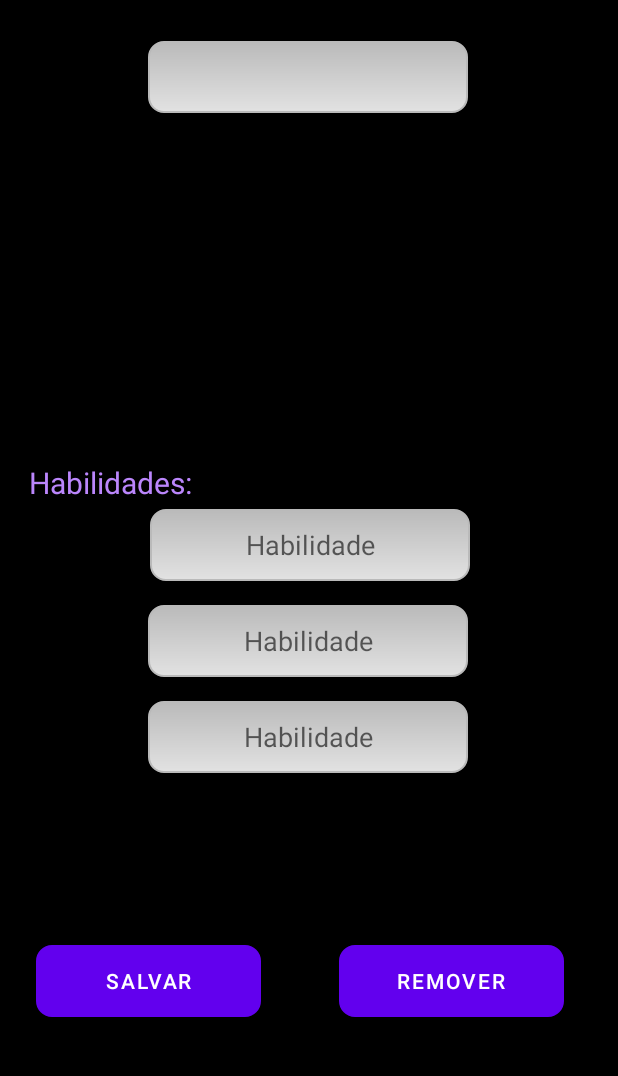
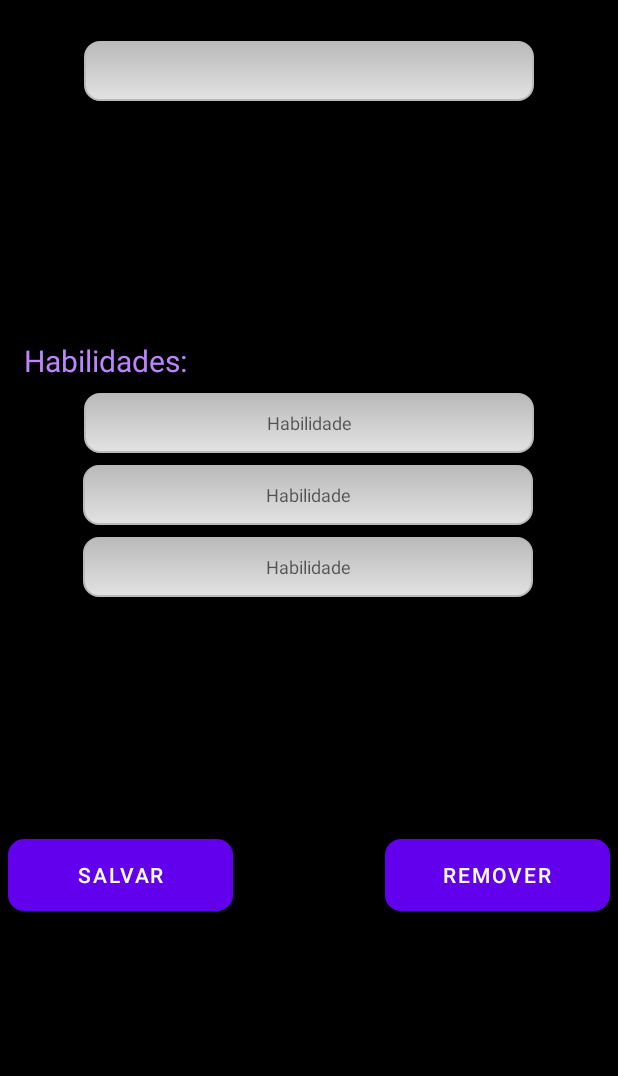
Before and after one commit to luisferraz/mutants_app, an Android app: the DetailActivity screen opened directly, with no data from a screen before it, on a phone screen of 412 x 824 dp, the part 84-1160 px from its top. Run offline under Robolectric (Android 15) with nearby library versions, the phone set to English and light mode, and no system bars; 5 statements that could not run were skipped.

Commit message:
layout fixing

```diff
--- a/app/src/main/res/layout/activity_dashboard.xml
+++ b/app/src/main/res/layout/activity_dashboard.xml
@@ -61,7 +61,7 @@
         android:layout_height="wrap_content"
         android:layout_marginStart="32dp"
         android:textColor="@color/white"
-        android:textSize="16sp"
+        android:textSize="12sp"
         app:layout_constraintBaseline_toBaselineOf="@+id/textView4"
         app:layout_constraintStart_toEndOf="@+id/textView4" />
 
--- a/app/src/main/res/layout/activity_detail.xml
+++ b/app/src/main/res/layout/activity_detail.xml
@@ -21,6 +21,7 @@
         android:layout_width="247dp"
         android:layout_height="119dp"
         android:layout_marginTop="4dp"
+        android:layout_marginBottom="8dp"
         android:background="@android:color/transparent"
         android:backgroundTint="@android:color/transparent"
         app:layout_constraintEnd_toEndOf="parent"
@@ -39,23 +40,25 @@
         android:textSize="20sp"
         app:layout_constraintBottom_toBottomOf="parent"
         app:layout_constraintEnd_toEndOf="parent"
-        app:layout_constraintHorizontal_bias="0.039"
+        app:layout_constraintHorizontal_bias="0.027"
         app:layout_constraintStart_toStartOf="parent"
-        app:layout_constraintTop_toTopOf="parent"
-        app:layout_constraintVertical_bias="0.416" />
+        app:layout_constraintTop_toBottomOf="@+id/imageViewDetalheFoto"
+        app:layout_constraintVertical_bias="0.065" />
 
     <EditText
         android:id="@+id/editTextDetalheHabilidade1"
         style="@style/FormComponents"
         android:layout_width="wrap_content"
-        android:layout_height="wrap_content"
-        android:layout_marginTop="4dp"
+        android:layout_height="40dp"
+        android:layout_marginTop="8dp"
+        android:width="300dp"
         android:ems="10"
         android:focusable="true"
         android:hint="Habilidade"
         android:inputType="textPersonName"
         android:minHeight="48dp"
         android:textAlignment="center"
+        android:textSize="12sp"
         app:layout_constraintEnd_toEndOf="parent"
         app:layout_constraintHorizontal_bias="0.504"
         app:layout_constraintStart_toStartOf="parent"
@@ -65,13 +68,15 @@
         android:id="@+id/editTextDetalheHabilidade2"
         style="@style/FormComponents"
         android:layout_width="wrap_content"
-        android:layout_height="wrap_content"
-        android:layout_marginTop="16dp"
+        android:layout_height="40dp"
+        android:layout_marginTop="8dp"
+        android:width="300dp"
         android:ems="10"
         android:hint="Habilidade"
         android:inputType="textPersonName"
         android:minHeight="48dp"
         android:textAlignment="center"
+        android:textSize="12sp"
         app:layout_constraintEnd_toEndOf="parent"
         app:layout_constraintHorizontal_bias="0.495"
         app:layout_constraintStart_toStartOf="parent"
@@ -81,13 +86,15 @@
         android:id="@+id/editTextDetalheHabilidade3"
         style="@style/FormComponents"
         android:layout_width="wrap_content"
-        android:layout_height="wrap_content"
-        android:layout_marginTop="16dp"
+        android:layout_height="40dp"
+        android:layout_marginTop="8dp"
+        android:width="300dp"
         android:ems="10"
         android:hint="Habilidade"
         android:inputType="textPersonName"
         android:minHeight="48dp"
         android:textAlignment="center"
+        android:textSize="12sp"
         app:layout_constraintEnd_toEndOf="parent"
         app:layout_constraintHorizontal_bias="0.495"
         app:layout_constraintStart_toStartOf="parent"
@@ -98,8 +105,9 @@
         style="@style/ContainerComponents"
         android:layout_width="wrap_content"
         android:layout_height="wrap_content"
-        android:layout_marginStart="24dp"
+        android:layout_marginStart="5dp"
         android:layout_marginBottom="16dp"
+        android:layout_marginTop="16dp"
         android:width="150dp"
         android:onClick="salvarAlteracoes"
         android:text="Salvar"
@@ -112,8 +120,9 @@
         style="@style/ContainerComponents"
         android:layout_width="wrap_content"
         android:layout_height="wrap_content"
-        android:layout_marginEnd="36dp"
+        android:layout_marginTop="16dp"
         android:layout_marginBottom="16dp"
+        android:layout_marginEnd="5dp"
         android:width="150dp"
         android:onClick="excluirMutante"
         android:text="Remover"
@@ -125,11 +134,14 @@
         android:id="@+id/editTextDetalheNome"
         style="@style/FormComponents"
         android:layout_width="wrap_content"
-        android:layout_height="wrap_content"
+        android:layout_height="40dp"
         android:layout_marginTop="4dp"
+        android:width="300dp"
         android:ems="10"
         android:inputType="textPersonName"
         android:minHeight="48dp"
+        android:textAlignment="center"
+        android:textSize="16sp"
         app:layout_constraintEnd_toEndOf="parent"
         app:layout_constraintHorizontal_bias="0.497"
         app:layout_constraintStart_toStartOf="parent"
```
